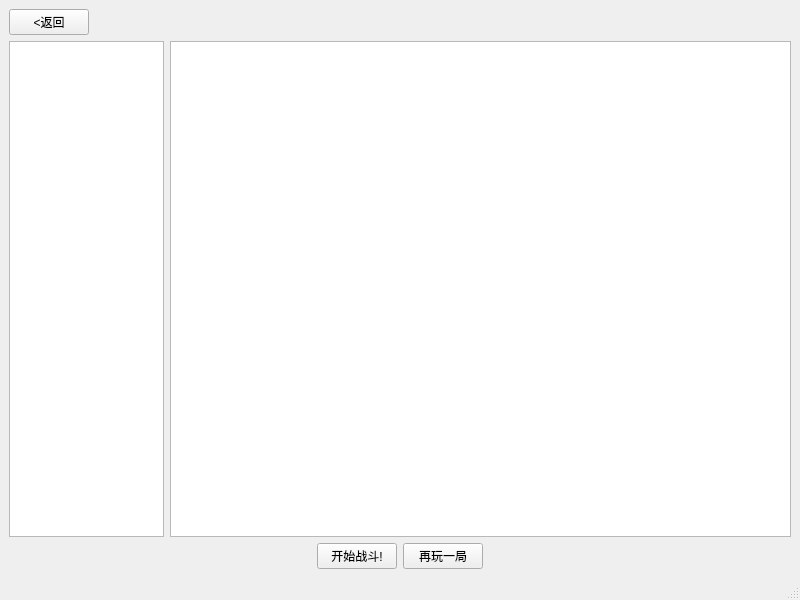
Before: the Qt Designer form USTC名字大作战/GameWindow.ui in Dashu-Li/USTCNameBattle, drawn with Qt 5.
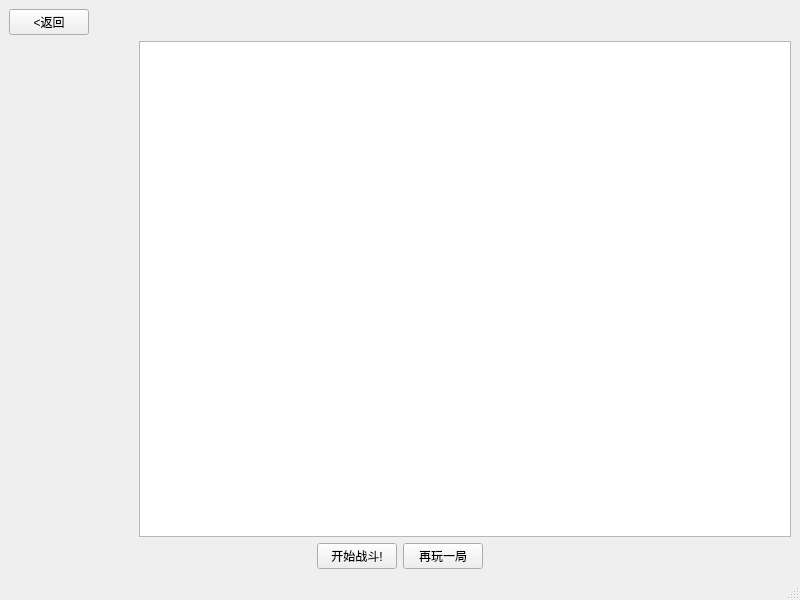
After: the same form once the commit is applied.

Commit message: 优化实现血条代码

The edit to the form file:
```diff
--- a/USTC名字大作战/GameWindow.ui
+++ b/USTC名字大作战/GameWindow.ui
@@ -40,9 +40,9 @@
      </layout>
     </item>
     <item>
-     <layout class="QHBoxLayout" name="horizontalLayout" stretch="1,4">
+     <layout class="QHBoxLayout" name="horizontalLayout" stretch="1,5">
       <item>
-       <widget class="QTextBrowser" name="statusBrowser"/>
+       <layout class="QVBoxLayout" name="statusLayout"/>
       </item>
       <item>
        <widget class="QTextEdit" name="battleEdit"/>
```
The commit also changes 2 other files.
